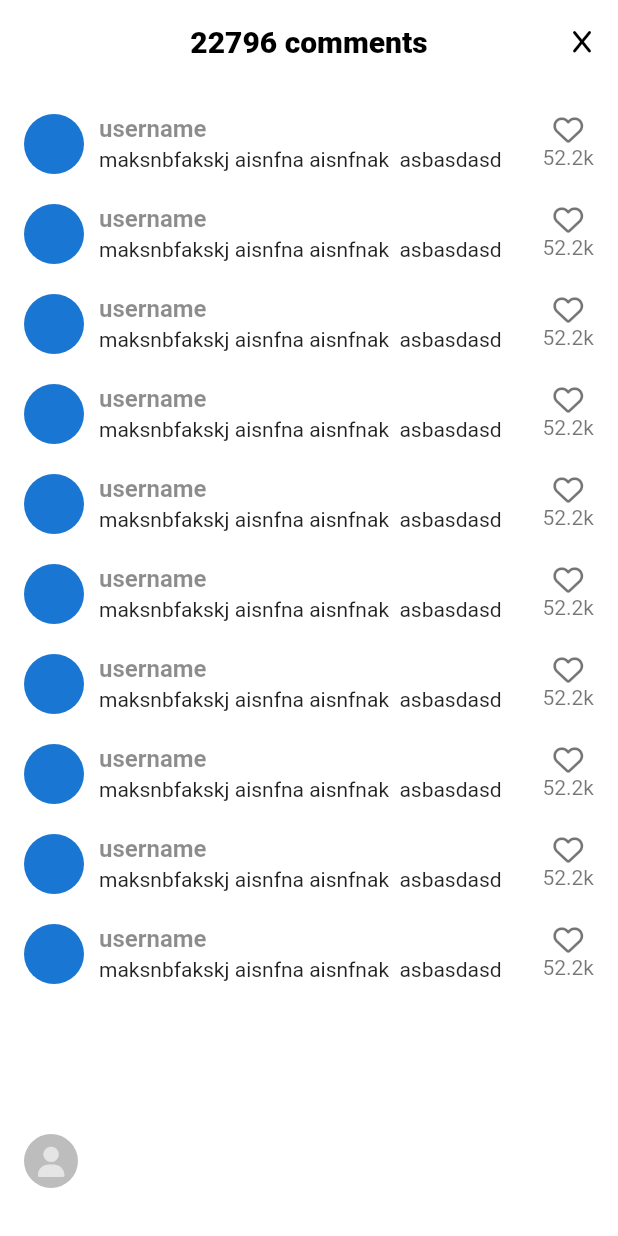
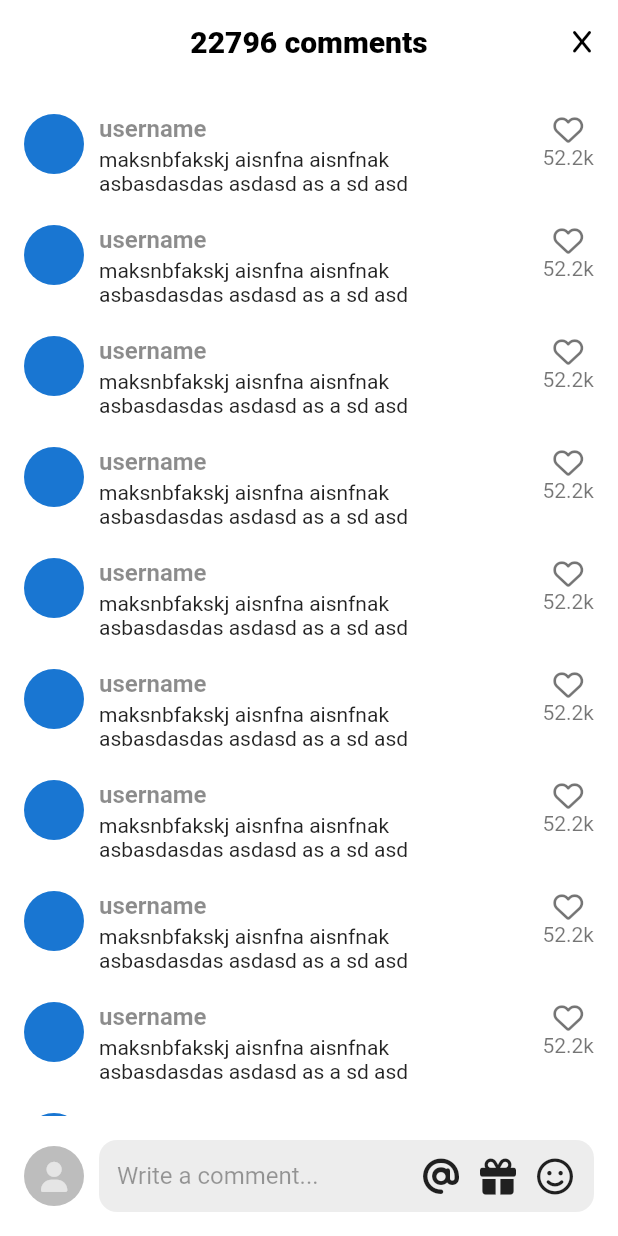
Before and after one commit to yeonvv/TikTok_Clone, a Flutter app: the VideoComments screen opened directly, on a phone screen of 412 x 824 dp. Run offline on Flutter 3.47's test engine with Material 2 defaults, Android fonts, the phone set to English and light mode, and no system bars; our stand-ins replace font_awesome_flutter, video_player, visibility_detector; network calls fail.

Commit message:
create video comment input

```diff
--- a/lib/features/main_navigation/main_navigation_screen.dart
+++ b/lib/features/main_navigation/main_navigation_screen.dart
@@ -72,6 +72,7 @@ class _MainNavigationScreenState extends State<MainNavigationScreen> {
   @override
   Widget build(BuildContext context) {
     return Scaffold(
+      resizeToAvoidBottomInset: false,
       backgroundColor: Colors.black,
       body: Stack(
         children: [
--- a/lib/features/onboarding/interests_screen.dart
+++ b/lib/features/onboarding/interests_screen.dart
@@ -133,7 +133,6 @@ class _InterestsScreenState extends State<InterestsScreen> {
           ),
         ),
         child: BottomAppBar(
-          elevation: 3,
           child: Padding(
             padding: const EdgeInsets.only(
               top: Sizes.size20,
--- /dev/null
+++ b/lib/features/videos/widgets/comment_icon.dart
@@ -0,0 +1,30 @@
+import 'package:dart_tiktok/constants/gaps.dart';
+import 'package:dart_tiktok/constants/sizes.dart';
+import 'package:flutter/material.dart';
+import 'package:font_awesome_flutter/font_awesome_flutter.dart';
+
+class CommentIcons extends StatelessWidget {
+  // final Function onTap;
+  final IconData icon;
+  const CommentIcons({
+    super.key,
+    required this.icon,
+    // required this.onTap,
+  });
+
+  @override
+  Widget build(BuildContext context) {
+    return Row(
+      children: [
+        FaIcon(
+          icon,
+          color: icon == FontAwesomeIcons.anglesRight
+              ? Theme.of(context).primaryColor
+              : Colors.black87,
+          size: Sizes.size24,
+        ),
+        Gaps.h14,
+      ],
+    );
+  }
+}
--- a/lib/features/videos/widgets/video_comments.dart
+++ b/lib/features/videos/widgets/video_comments.dart
@@ -1,5 +1,6 @@
 import 'package:dart_tiktok/constants/gaps.dart';
 import 'package:dart_tiktok/constants/sizes.dart';
+import 'package:dart_tiktok/features/videos/widgets/comment_icon.dart';
 import 'package:flutter/material.dart';
 import 'package:font_awesome_flutter/font_awesome_flutter.dart';
 
@@ -11,13 +12,37 @@ class VideoComments extends StatefulWidget {
 }
 
 class _VideoCommentsState extends State<VideoComments> {
+  bool _isWriting = false;
+
   void _onClosePressd() {
     Navigator.of(context).pop();
   }
 
+  void _onBodyTap() {
+    FocusScope.of(context).unfocus();
+    _isWriting = false;
+    setState(() {});
+  }
+
+  void _onStartWrite() {
+    _isWriting = true;
+    setState(() {});
+  }
+
   @override
   Widget build(BuildContext context) {
-    return Scaffold(
+    final Size screenSize = MediaQuery.of(context).size;
+    return Container(
+      height: screenSize.height * 0.8,
+      clipBehavior: Clip.hardEdge,
+      decoration: const BoxDecoration(
+        borderRadius: BorderRadius.vertical(
+          top: Radius.circular(Sizes.size20),
+        ),
+      ),
+      child: GestureDetector(
+        onTap: _onBodyTap,
+        child: Scaffold(
           backgroundColor: Colors.white10,
           appBar: AppBar(
             backgroundColor: Colors.white10,
@@ -34,7 +59,9 @@ class _VideoCommentsState extends State<VideoComments> {
               )
             ],
           ),
-      body: ListView.separated(
+          body: Stack(
+            children: [
+              ListView.separated(
                 padding: const EdgeInsets.symmetric(
                   horizontal: Sizes.size16,
                   vertical: Sizes.size20,
@@ -61,7 +88,8 @@ class _VideoCommentsState extends State<VideoComments> {
                             ),
                           ),
                           Gaps.v3,
-                  Text("maksnbfakskj aisnfna aisnfnak  asbasdasd"),
+                          Text(
+                              "maksnbfakskj aisnfna aisnfnak  asbasdasdas asdasd as a sd asd"),
                         ],
                       ),
                     ),
@@ -85,19 +113,19 @@ class _VideoCommentsState extends State<VideoComments> {
                   ],
                 ),
               ),
-      bottomNavigationBar: const BottomAppBar(
+              Positioned(
+                bottom: 0,
+                width: screenSize.width,
+                child: BottomAppBar(
                   elevation: 0,
                   child: Padding(
-          padding: EdgeInsets.only(
-            top: Sizes.size16,
-            bottom: Sizes.size32,
-            right: Sizes.size16,
-            left: Sizes.size16,
+                    padding: const EdgeInsets.all(
+                      Sizes.size16,
                     ),
                     child: Row(
                       children: [
-              CircleAvatar(
-                radius: Sizes.size16 + Sizes.size2,
+                        const CircleAvatar(
+                          radius: Sizes.size20,
                           backgroundColor: Colors.black26,
                           child: FaIcon(
                             FontAwesomeIcons.solidUser,
@@ -106,6 +134,55 @@ class _VideoCommentsState extends State<VideoComments> {
                           ),
                         ),
                         Gaps.h10,
+                        Expanded(
+                          child: TextField(
+                            onTap: _onStartWrite,
+                            maxLines: 4,
+                            minLines: 1,
+                            textInputAction: TextInputAction.newline,
+                            cursorColor: Theme.of(context).primaryColor,
+                            decoration: InputDecoration(
+                              hintText: "Write a comment...",
+                              hintStyle: const TextStyle(
+                                color: Colors.black38,
+                              ),
+                              border: OutlineInputBorder(
+                                borderRadius: BorderRadius.circular(
+                                  Sizes.size12,
+                                ),
+                                borderSide: BorderSide.none,
+                              ),
+                              filled: true,
+                              fillColor: Colors.black.withOpacity(0.07),
+                              contentPadding: const EdgeInsets.symmetric(
+                                horizontal: Sizes.size12,
+                              ),
+                              suffixIcon: Row(
+                                mainAxisSize: MainAxisSize.min,
+                                children: [
+                                  const CommentIcons(
+                                    icon: FontAwesomeIcons.at,
+                                  ),
+                                  const CommentIcons(
+                                    icon: FontAwesomeIcons.gift,
+                                  ),
+                                  const CommentIcons(
+                                    icon: FontAwesomeIcons.faceSmile,
+                                  ),
+                                  if (_isWriting)
+                                    const CommentIcons(
+                                      icon: FontAwesomeIcons.anglesRight,
+                                    )
+                                ],
+                              ),
+                            ),
+                          ),
+                        ),
+                      ],
+                    ),
+                  ),
+                ),
+              ),
             ],
           ),
         ),
--- a/lib/features/videos/widgets/video_post.dart
+++ b/lib/features/videos/widgets/video_post.dart
@@ -100,22 +100,13 @@ class _VideoPostState extends State<VideoPost>
     await showModalBottomSheet(
       // 닫힐 때 resolve 된다.
       context: context,
-      builder: (context) {
-        return Container(
-          clipBehavior: Clip.hardEdge,
-          decoration: const BoxDecoration(
-            borderRadius: BorderRadius.vertical(
-              top: Radius.circular(Sizes.size20),
-            ),
-          ),
-          child: const VideoComments(),
-        );
-      },
+      builder: (context) => const VideoComments(),
       shape: const RoundedRectangleBorder(
         borderRadius: BorderRadius.vertical(
           top: Radius.circular(Sizes.size20),
         ),
       ),
+      isScrollControlled: true,
     );
     _onTogglePause();
   }
```
Lines whose indentation alone changed are shown as unchanged.
